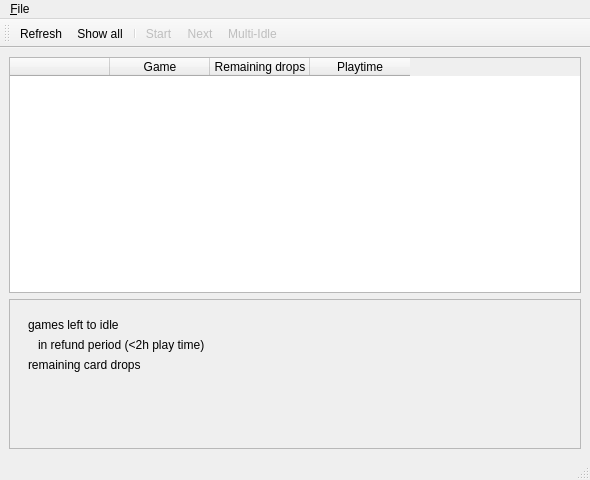
The window that steam_idle_qt/ui/mainwindow.ui (jayme-github/steam_idle) describes before a commit, drawn with Qt 5.
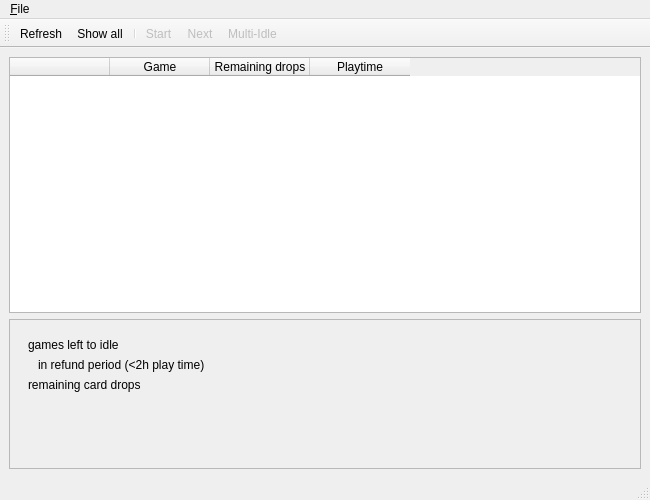
The same window after the commit. Icons and pictures are not drawn.

Commit message: Add label to statusBar and simplify message handling, more signal fixes

What changed in the file:
```diff
--- a/steam_idle_qt/ui/mainwindow.ui
+++ b/steam_idle_qt/ui/mainwindow.ui
@@ -6,8 +6,8 @@
    <rect>
     <x>0</x>
     <y>0</y>
-    <width>590</width>
-    <height>480</height>
+    <width>650</width>
+    <height>500</height>
    </rect>
   </property>
   <property name="windowTitle">
```
Left out of the diff: 2 changed lines with no effect on the pictures. The commit also changes 1 other file.
